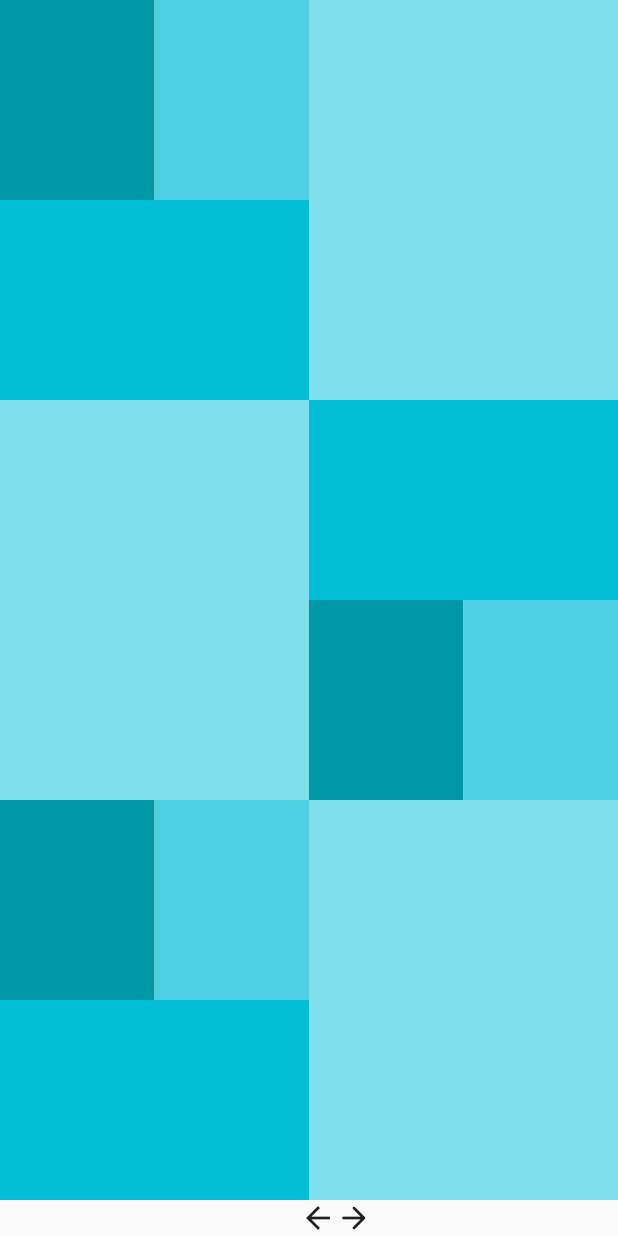
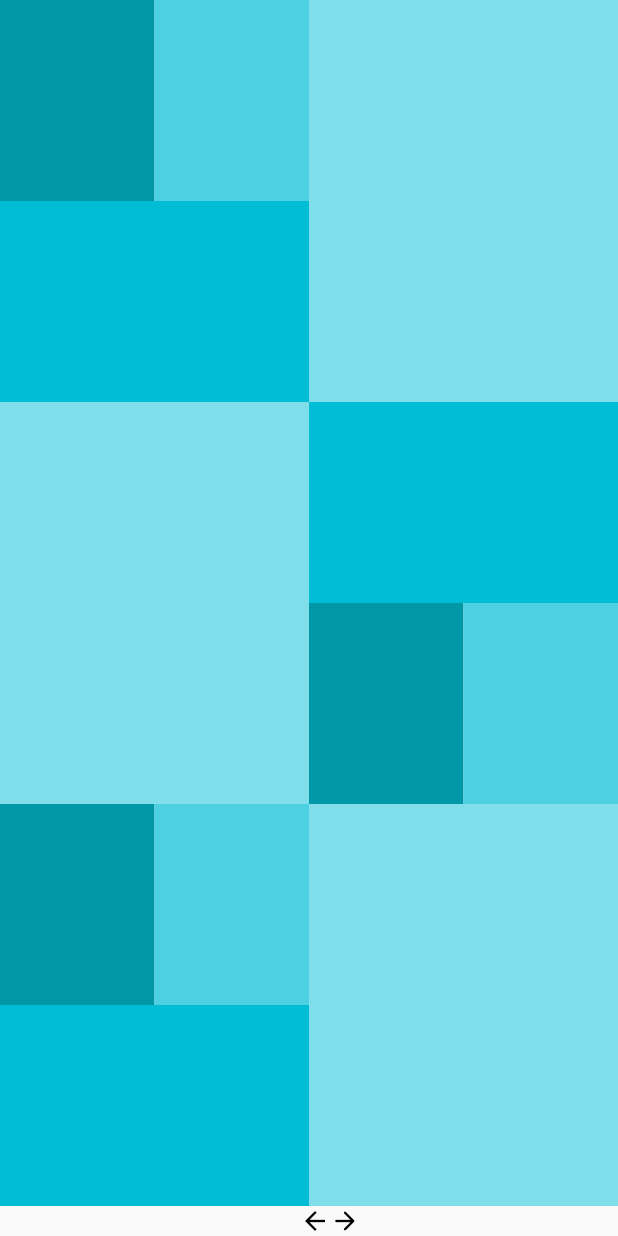
Before and after one commit to dharmishthamakwana/expanded, a Flutter app: the Page3 screen opened directly, on a phone screen of 412 x 824 dp. Run offline on Flutter 3.47's test engine with Material 2 defaults, Android fonts, the phone set to English and light mode, and no system bars; missing offline and left inert: untitled4; statements that could not run were skipped.

Commit message:
Update page3.dart

```diff
--- a/lib/page3.dart
+++ b/lib/page3.dart
@@ -176,20 +176,30 @@ class _Page3State extends State<Page3> {
                     },
                     child: Icon(
                       Icons.arrow_back,
+                      size: 20,
+                      color: Colors.black,
                     ),
                   ),
                   InkWell(
                     onTap: () {
-                      setState(() {
+                      setState(
+                        () {
                           Navigator.pushNamed(context, 'fo');
-                      });
                         },
-                    child: Icon(Icons.arrow_forward_rounded)),
+                      );
+                    },
+                    child: Icon(
+                      Icons.arrow_forward_rounded,
+                      size: 20,
+                      color: Colors.black,
+                    ),
+                  ),
                 ],
               ),
             ),
           ],
         ),
-    ));
+      ),
+    );
   }
 }
```
Lines whose indentation alone changed are shown as unchanged.
